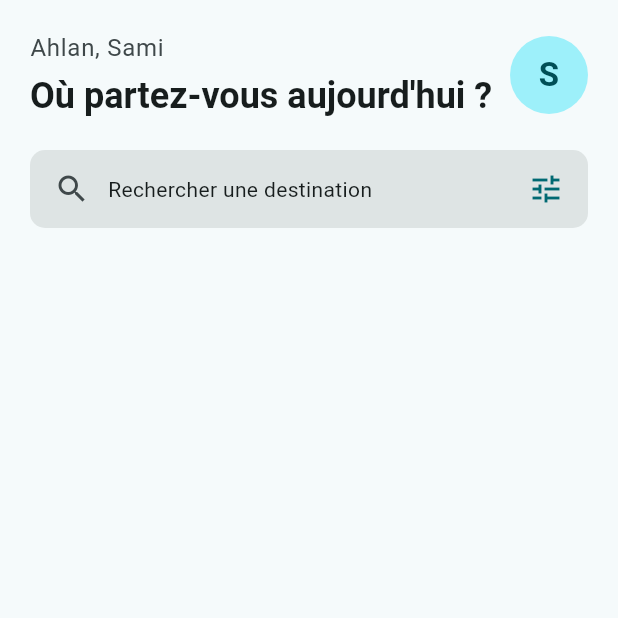
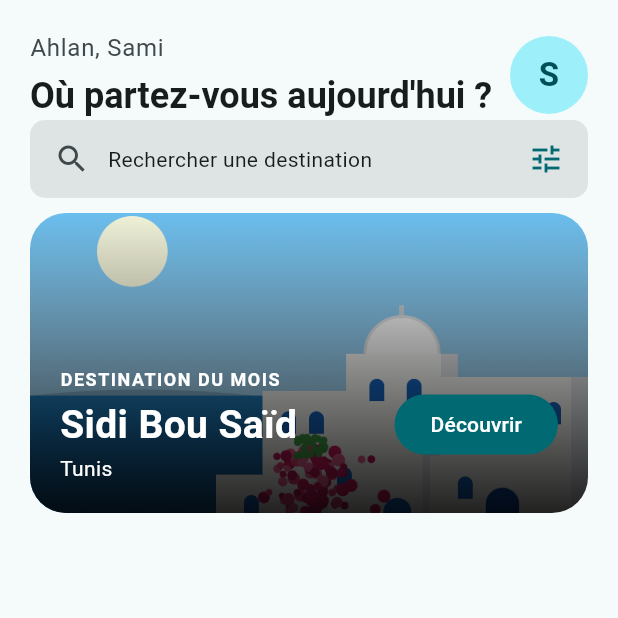
Before and after one commit to camiouna/rihla, a Flutter app: the screen it shows after launch, on a phone screen of 412 x 824 dp, the top half of it. Run offline on Flutter 3.47's test engine with Material 3 defaults, Android fonts, the phone set to English and light mode, and no system bars.

Commit message:
palier 3

```diff
--- a/lib/screens/home_screen.dart
+++ b/lib/screens/home_screen.dart
@@ -1,5 +1,7 @@
 import 'package:flutter/material.dart';
 
+import '../data/destinations.dart';
+import '../widgets/hero_banner.dart';
 import '../widgets/home_header.dart';
 import '../widgets/search_box.dart';
 
@@ -12,10 +14,11 @@ class HomeScreen extends StatelessWidget {
       body: SafeArea(
         child: ListView(
           padding: const EdgeInsets.all(20),
-          children: const [
+          children: [
             HomeHeader(prenom: 'Sami'),
-            SizedBox(height: 20),
             SearchBox(),
+            SizedBox(height: 10),
+            HeroBanner(destination: destinations.first),
           ],
         ),
       ),
--- /dev/null
+++ b/lib/widgets/hero_banner.dart
@@ -0,0 +1,83 @@
+import 'package:flutter/material.dart';
+
+import '../models/destination.dart';
+
+class HeroBanner extends StatelessWidget {
+  final Destination destination;
+
+  const HeroBanner({super.key, required this.destination});
+
+  @override
+  Widget build(BuildContext context) {
+    return ClipRRect(
+      borderRadius: BorderRadius.circular(24),
+      child: SizedBox(
+        height: 200,
+        child: Stack(
+          fit: StackFit.expand,
+          children: [
+            Image.asset(
+              destination.image,
+              fit: BoxFit.cover,
+            ),
+            DecoratedBox(
+              decoration: BoxDecoration(
+                gradient: LinearGradient(
+                  begin: Alignment.topCenter,
+                  end: Alignment.bottomCenter,
+                  colors: [Colors.transparent, Colors.black87],
+                ),
+              ),
+            ),
+            Positioned(
+              left: 20,
+              right: 20,
+              bottom: 20,
+              child: Row(
+                children: [
+                  Expanded(
+                    child: Column(
+                      crossAxisAlignment: CrossAxisAlignment.start,
+                      children: [
+                        Text(
+                          'DESTINATION DU MOIS',
+                          style: TextStyle(
+                            color: Colors.white,
+                            fontSize: 12,
+                            fontWeight: FontWeight.w600,
+                            letterSpacing: 1,
+                          ),
+                        ),
+                        SizedBox(height: 4),
+                        Text(
+                          destination.nom,
+                          style: TextStyle(
+                            color: Colors.white,
+                            fontSize: 26,
+                            fontWeight: FontWeight.bold,
+                          ),
+                        ),
+                        Text(
+                          destination.region,
+                          style:TextStyle(
+                            color: Colors.white,
+                            fontSize: 14,
+                          ),
+                        ),
+                      ],
+                    ),
+                  ),
+                  FilledButton(
+                    onPressed: () {},
+                    child: Text('Découvrir'),
+                  ),
+                ],
+              ),
+            ),
+          ],
+        ),
+      ),
+    );
+  }
+}
+//Q1:
```
